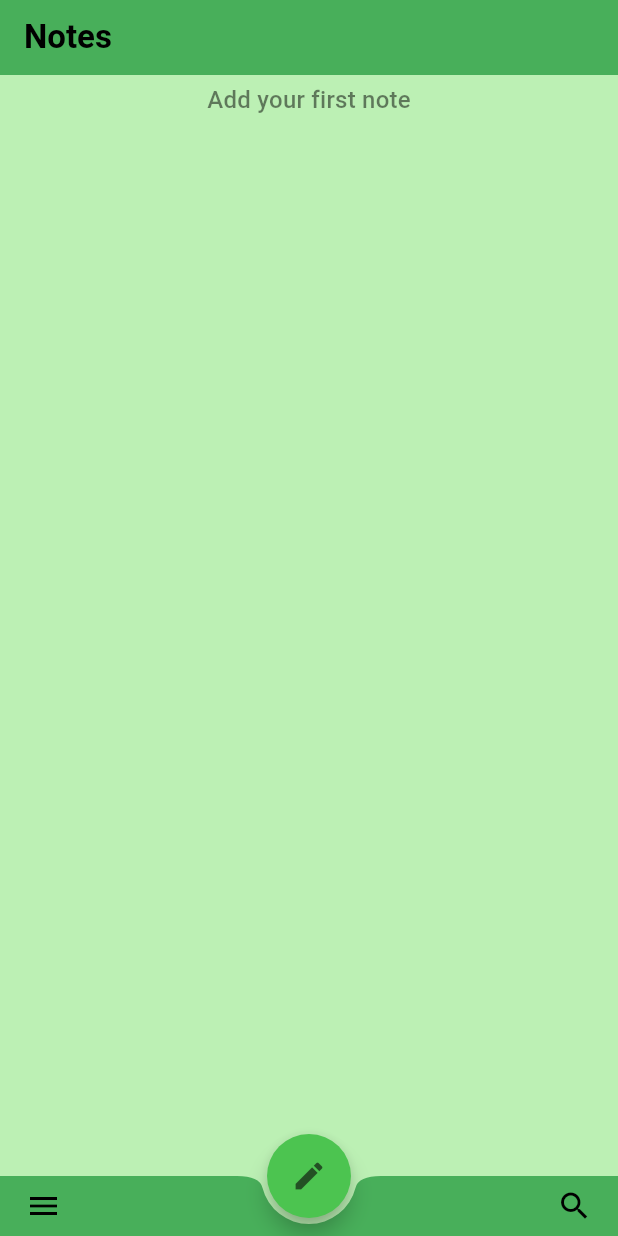
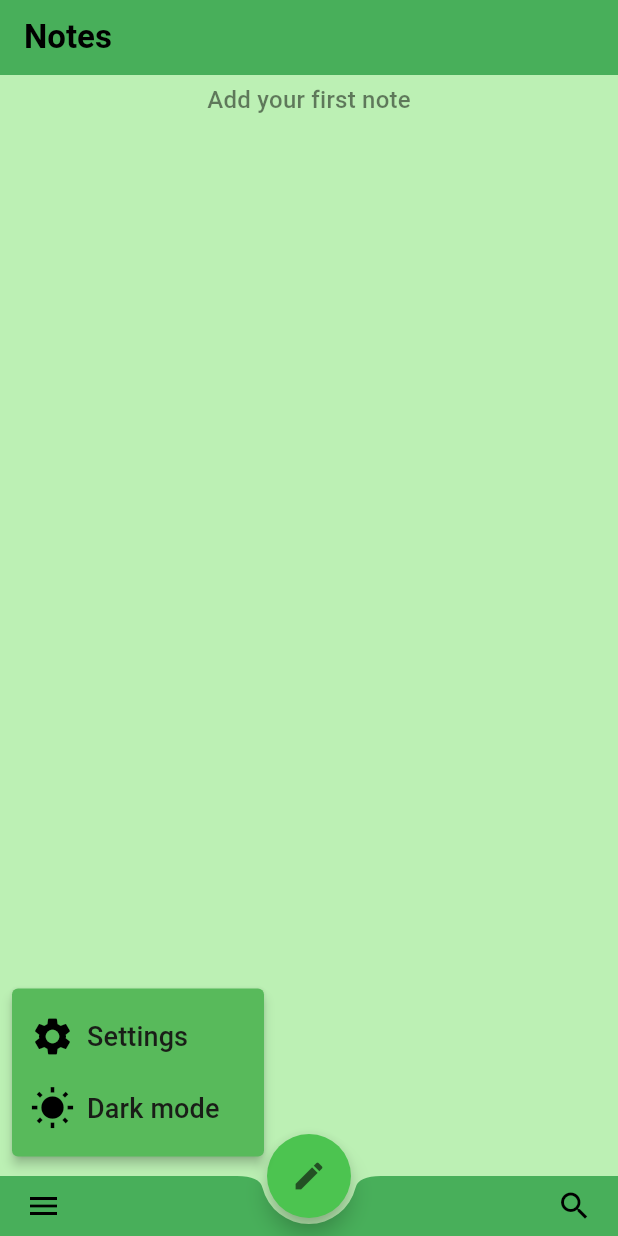
Before and after one commit to kr1s6/Flutter_ToDo_app, a Flutter app: the screen it shows after launch, after a tap on the "menu" icon, on a phone screen of 412 x 824 dp. Run offline on Flutter 3.47's test engine with Material 2 defaults, Android fonts, the phone set to English and light mode, and no system bars; drawn by our look-alikes of pull_to_refresh; our stand-ins replace sqflite; accounts and stored records are empty.

Commit message:
pop up menu

```diff
--- a/flutter_todo_app/lib/home_page/home_body.dart
+++ b/flutter_todo_app/lib/home_page/home_body.dart
@@ -7,8 +7,8 @@ import '../main.dart';
 import 'home_page.dart';
 
 class HomeBody extends StatefulWidget {
-  const HomeBody({super.key, required this.controller});
-  final HomePageController controller;
+  const HomeBody({super.key, required this.updateController});
+  final HomePageController updateController;
 
   @override
   State<HomeBody> createState() => _HomeBodyState();
@@ -21,7 +21,7 @@ class _HomeBodyState extends State<HomeBody> {
   @override
   void initState() {
     super.initState();
-    widget.controller.updateBodyState = () {
+    widget.updateController.updateBodyState = () {
       setState(() {});
     };
   }
@@ -37,7 +37,7 @@ class _HomeBodyState extends State<HomeBody> {
       child: ListView(
         padding: const EdgeInsets.all(5),
         children: <Widget>[
-          if (notesList.isNotEmpty)
+          if (notesList.isNotEmpty) ...[
             for (var note in notesList)
               NoteWidget(
                   note: note,
@@ -51,7 +51,7 @@ class _HomeBodyState extends State<HomeBody> {
                       setState(() {});
                     });
                   })
-          else ...[
+          ] else ...[
             Container(
               alignment:
                   AlignmentGeometry.lerp(Alignment.center, Alignment.center, 0),
@@ -71,6 +71,7 @@ class _HomeBodyState extends State<HomeBody> {
 }
 
 class NoteWidget extends StatelessWidget {
+  // TODO make different delete
   const NoteWidget(
       {super.key,
       required this.note,
--- a/flutter_todo_app/lib/home_page/home_bottom_appbar.dart
+++ b/flutter_todo_app/lib/home_page/home_bottom_appbar.dart
@@ -13,12 +13,26 @@ class HomeBottomAppBar extends StatelessWidget {
         data: const IconThemeData(color: Colors.black),
         child: Row(
           children: <Widget>[
-            IconButton(
-              // TODO in navigation make icon for change to dark theme
+            // TODO in navigation make icon for change to dark theme
+            PopupMenuButton(
+              color: const Color.fromARGB(255, 88, 186, 91),
+              icon: const Icon(
+                Icons.menu,
+                color: Colors.black,
+              ),
               padding: const EdgeInsets.all(0),
-              tooltip: 'Open navigation menu',
-              icon: const Icon(Icons.menu),
-              onPressed: () {},
+              offset: const Offset(0, -130),
+              tooltip: "menu",
+              onSelected: (value) {
+                if (value == "Dark mode") {
+                  print("Dark mode");
+                  ThemeData.dark();
+                } else if (value == "Settings") {}
+              },
+              itemBuilder: (context) => [
+                _buildPopupMenuItem("Settings", Icons.settings),
+                _buildPopupMenuItem("Dark mode", Icons.wb_sunny),
+              ],
             ),
             const Spacer(),
             IconButton(
@@ -34,3 +48,24 @@ class HomeBottomAppBar extends StatelessWidget {
     );
   }
 }
+
+PopupMenuItem _buildPopupMenuItem(String value, IconData icon) {
+  return PopupMenuItem(
+    value: value,
+    child: Tooltip(
+      message: value,
+      child: Row(
+        children: [
+          Icon(
+            icon,
+            size: 30,
+          ),
+          const SizedBox(
+            width: 8,
+          ),
+          Text(value, style: const TextStyle(fontSize: 18)),
+        ],
+      ),
+    ),
+  );
+}
--- a/flutter_todo_app/lib/home_page/home_page.dart
+++ b/flutter_todo_app/lib/home_page/home_page.dart
@@ -12,7 +12,7 @@ class HomePage extends StatelessWidget {
   HomePage({super.key});
   static const String routeName = '/home';
 
-  final HomePageController myController = HomePageController();
+  final HomePageController updateController = HomePageController();
 
   @override
   Widget build(BuildContext context) {
@@ -27,14 +27,14 @@ class HomePage extends StatelessWidget {
         ),
       ),
       // ----------------------Center-------------------------------
-      body: HomeBody(controller: myController),
+      body: HomeBody(updateController: updateController),
       // ----------------------BOTTOM--------------------------------
       bottomNavigationBar: const HomeBottomAppBar(),
       floatingActionButton: FloatingActionButton(
         onPressed: () {
           Navigator.pushNamed(context, NewNotePage.routeName).then((value) {
             if (value == true) {
-              myController.updateBodyState();
+              updateController.updateBodyState();
             }
           });
         },
--- a/flutter_todo_app/lib/main.dart
+++ b/flutter_todo_app/lib/main.dart
@@ -23,6 +23,10 @@ class MyApp extends StatelessWidget {
       child: MaterialApp(
         title: 'ToDo App',
         theme: CustomTheme().themedata,
+        darkTheme: ThemeData(
+          brightness: Brightness.dark,
+          colorScheme: const ColorScheme.dark(),
+        ),
         home: HomePage(),
         routes: {
           HomePage.routeName: (context) => HomePage(),
```
Also changed, not shown: flutter_todo_app/lib/theme_data.dart (+6 -3 lines).
